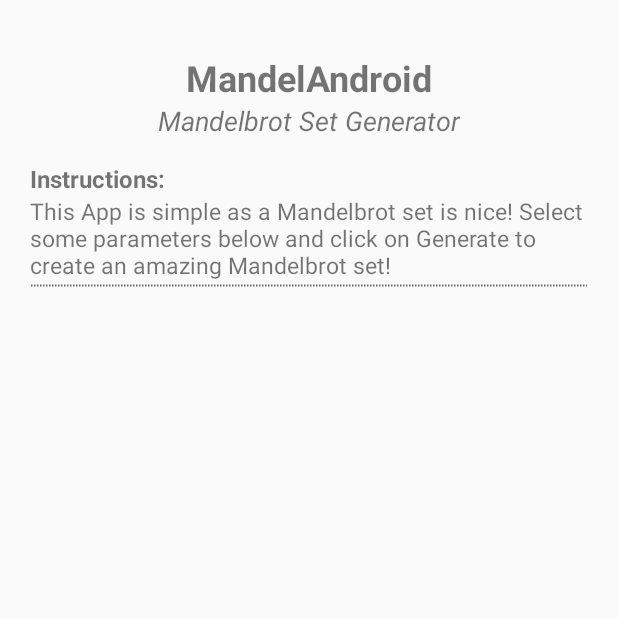
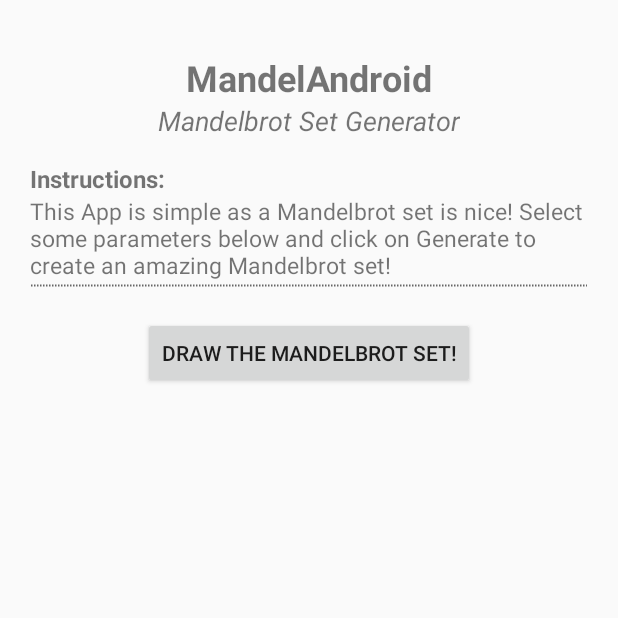
Before and after one commit to jbiral/MandelAndroid, an Android app: the screen it shows after launch (ChooseParametersActivity), on a phone screen of 412 x 824 dp, the top half of it. Run offline under Robolectric (Android 15) with nearby library versions, the phone set to English and light mode, and no system bars.

Commit message:
Implemented the activity change.

```diff
--- a/app/src/main/java/com/julienbiral/mandelandroid/ChooseParametersActivity.java
+++ b/app/src/main/java/com/julienbiral/mandelandroid/ChooseParametersActivity.java
@@ -1,13 +1,27 @@
 package com.julienbiral.mandelandroid;
 
 import android.app.Activity;
+import android.content.Intent;
 import android.os.Bundle;
+import android.view.View;
+import android.widget.Button;
 
 public class ChooseParametersActivity extends Activity {
+
+    Button btnDrawMandelbrot;
 
     @Override
     protected void onCreate(Bundle savedInstanceState) {
         super.onCreate(savedInstanceState);
         setContentView(R.layout.choose_parameter_layout);
+
+        btnDrawMandelbrot = (Button) findViewById(R.id.btn_draw_mandelbrot);
+        btnDrawMandelbrot.setOnClickListener(new View.OnClickListener() {
+            @Override
+            public void onClick(View v) {
+                Intent intent = new Intent(ChooseParametersActivity.this, MandelbrotActivity.class);
+                startActivity(intent);
+            }
+        });
     }
 }
--- a/app/src/main/java/com/julienbiral/mandelandroid/MandelbrotActivity.java
+++ b/app/src/main/java/com/julienbiral/mandelandroid/MandelbrotActivity.java
@@ -56,8 +56,7 @@ public class MandelbrotActivity extends ActionBarActivity {
         // as you specify a parent activity in AndroidManifest.xml.
         switch (item.getItemId()) {
             case android.R.id.home:
-                Intent upIntent = NavUtils.getParentActivityIntent(this);
-                NavUtils.navigateUpTo(this, upIntent);
+                onBackPressed();
                 break;
 
             case R.id.action_settings:
--- a/app/src/main/res/layout/choose_parameter_layout.xml
+++ b/app/src/main/res/layout/choose_parameter_layout.xml
@@ -6,6 +6,7 @@
     android:layout_height="match_parent">
 
     <RelativeLayout
+        android:id="@+id/title_container"
         android:layout_width="match_parent"
         android:layout_height="wrap_content"
         android:layout_alignParentTop="true"
@@ -62,7 +63,20 @@
             android:layerType="software"
             android:src="@drawable/dotted_line"/>
 
-
     </RelativeLayout>
 
+    <LinearLayout
+        android:layout_width="fill_parent"
+        android:layout_height="wrap_content"
+        android:layout_below="@id/title_container"
+        android:gravity="center_horizontal">
+
+        <Button
+            android:id="@+id/btn_draw_mandelbrot"
+            android:layout_width="wrap_content"
+            android:layout_height="wrap_content"
+            android:text="Draw the Mandelbrot set!"/>
+
+    </LinearLayout>
+
 </RelativeLayout>
```
